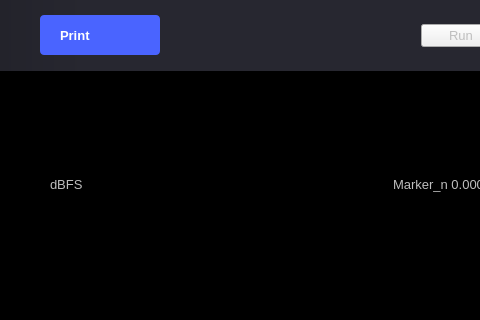
First picture: the form in ui/spectrum_analyzer.ui, repository analogdevicesinc/scopy, before the edit; both pictures show x 0 to 480 and y 0 to 320 of the 857 by 661 pixel window.
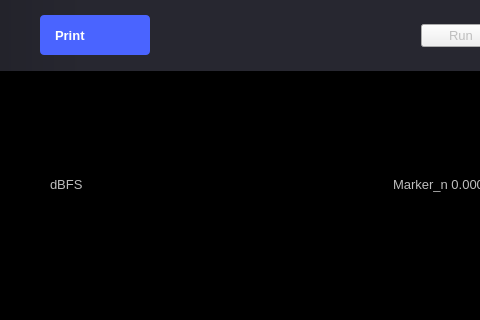
Second picture: the form after the edit. Icons and pictures are not drawn. Custom widgets are drawn as their Qt base class.

Commit message: SpectrumAnalyzer: add printer icon to the print button

What changed in the file:
```diff
--- a/ui/spectrum_analyzer.ui
+++ b/ui/spectrum_analyzer.ui
@@ -131,6 +131,9 @@
         </item>
         <item>
          <widget class="QPushButton" name="btnPrint">
+          <property name="layoutDirection">
+           <enum>Qt::RightToLeft</enum>
+          </property>
           <property name="styleSheet">
            <string notr="true">
 QPushButton {
@@ -139,8 +142,8 @@
 
   text-align: left;
   font-weight: bold;
-  padding-left: 20px;
-  padding-right: 20px;
+  padding-left: 15px;
+  padding-right: 15px;
   qproperty-text: &quot;Print&quot;;
 
   border-radius: 4px;
@@ -162,6 +165,16 @@
           <property name="text">
            <string>Print</string>
           </property>
+          <property name="icon">
+           <iconset resource="../resources/resources.qrc">
+            <normaloff>:/icons/ic printer.svg</normaloff>:/icons/ic printer.svg</iconset>
+          </property>
+          <property name="iconSize">
+           <size>
+            <width>10</width>
+            <height>10</height>
+           </size>
+          </property>
          </widget>
         </item>
         <item>
@@ -2037,18 +2050,18 @@
   </layout>
  </widget>
  <customwidgets>
-  <customwidget>
-   <class>adiscope::MenuAnim</class>
-   <extends>QWidget</extends>
-   <header>menu_anim.hpp</header>
-   <container>1</container>
-  </customwidget>
   <customwidget>
    <class>adiscope::DetachDragZone</class>
    <extends>QWidget</extends>
    <header>detachdragzone.h</header>
    <container>1</container>
   </customwidget>
+  <customwidget>
+   <class>adiscope::MenuAnim</class>
+   <extends>QWidget</extends>
+   <header>menu_anim.hpp</header>
+   <container>1</container>
+  </customwidget>
   <customwidget>
    <class>adiscope::CustomPushButton</class>
    <extends>QPushButton</extends>
```
